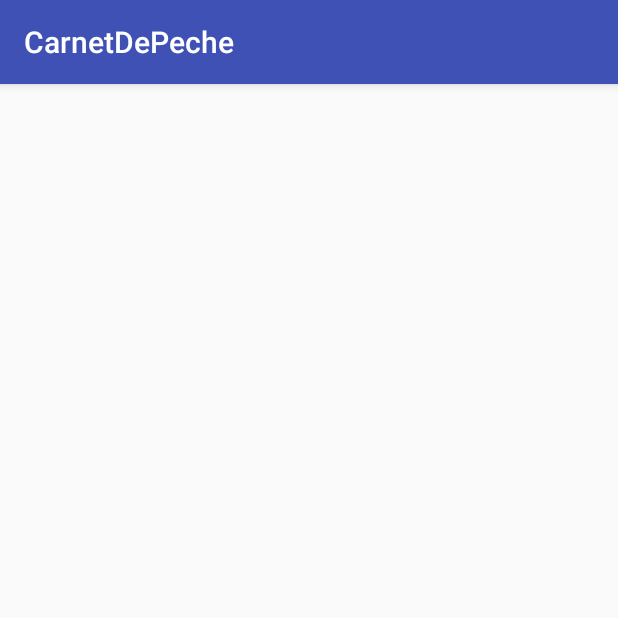
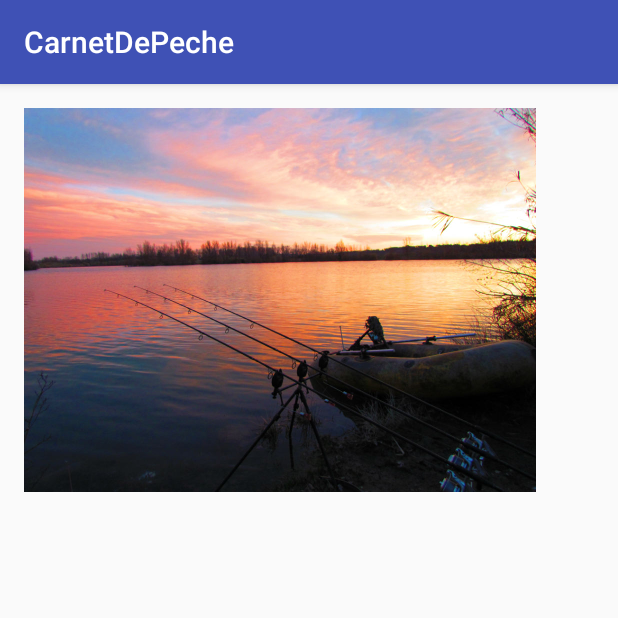
Before and after one commit to Aasgard/CarnetDePecheV2, an Android app: the screen it shows after launch (Login before the commit, AjoutCoin after it), on a phone screen of 412 x 824 dp, the top half of it. Run offline under Robolectric (Android 15) with nearby library versions, the phone set to English and light mode, and no system bars.

Commit message:
Image added

```diff
--- a/app/src/main/AndroidManifest.xml
+++ b/app/src/main/AndroidManifest.xml
@@ -9,7 +9,7 @@
         android:supportsRtl="true"
         android:theme="@style/AppTheme">
         <activity
-            android:name=".Login"
+            android:name=".AjoutCoin"
             android:screenOrientation="portrait">
             <intent-filter>
                 <action android:name="android.intent.action.MAIN" />
--- a/app/src/main/java/carnetdepeche/istic/com/carnetdepeche/Login.java
+++ b/app/src/main/java/carnetdepeche/istic/com/carnetdepeche/AjoutCoin.java
@@ -3,12 +3,12 @@ package carnetdepeche.istic.com.carnetdepeche;
 import android.support.v7.app.AppCompatActivity;
 import android.os.Bundle;
 
-public class Login extends AppCompatActivity {
+public class AjoutCoin extends AppCompatActivity {
 
     @Override
     protected void onCreate(Bundle savedInstanceState) {
         super.onCreate(savedInstanceState);
-        setContentView(R.layout.activity_login);
+        setContentView(R.layout.activity_AjoutCoin);
     }
 
     protected void foo(){
--- a/app/src/main/res/layout/activity_login.xml
+++ b/app/src/main/res/layout/activity_AjoutCoin.xml
@@ -1,5 +1,6 @@
 <?xml version="1.0" encoding="utf-8"?>
 <RelativeLayout xmlns:android="http://schemas.android.com/apk/res/android"
+    xmlns:app="http://schemas.android.com/apk/res-auto"
     xmlns:tools="http://schemas.android.com/tools"
     android:id="@+id/activity_login"
     android:layout_width="match_parent"
@@ -8,6 +9,13 @@
     android:paddingLeft="@dimen/activity_horizontal_margin"
     android:paddingRight="@dimen/activity_horizontal_margin"
     android:paddingTop="@dimen/activity_vertical_margin"
-    tools:context="carnetdepeche.istic.com.carnetdepeche.Login">
+    tools:context="carnetdepeche.istic.com.carnetdepeche.AjoutCoin">
 
+    <ImageView
+        android:layout_width="wrap_content"
+        android:layout_height="wrap_content"
+        app:srcCompat="@mipmap/AjoutCoin"
+        android:layout_alignParentTop="true"
+        android:layout_alignParentStart="true"
+        android:id="@+id/imageView3" />
 </RelativeLayout>
--- a/build.gradle
+++ b/build.gradle
@@ -5,7 +5,7 @@ buildscript {
         jcenter()
     }
     dependencies {
-        classpath 'com.android.tools.build:gradle:2.2.2'
+        classpath 'com.android.tools.build:gradle:2.2.3'
 
         // NOTE: Do not place your application dependencies here; they belong
         // in the individual module build.gradle files
```
Also changed, not shown: app/src/main/res/mipmap-xxhdpi/AjoutCoin.jpg (added).
